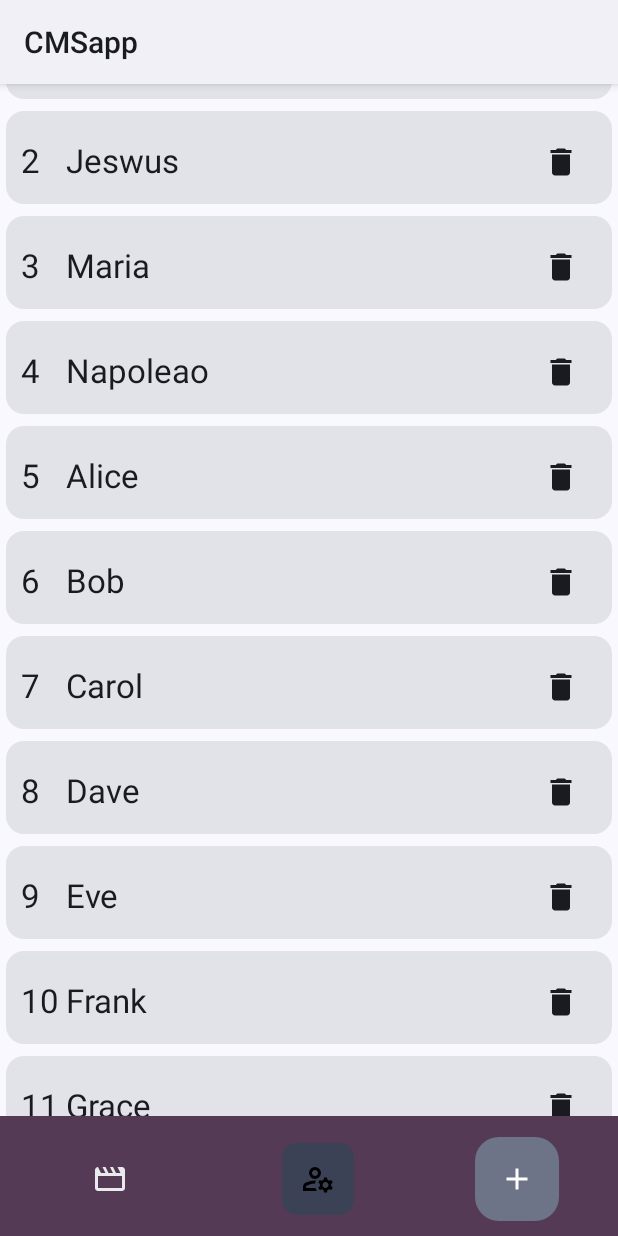
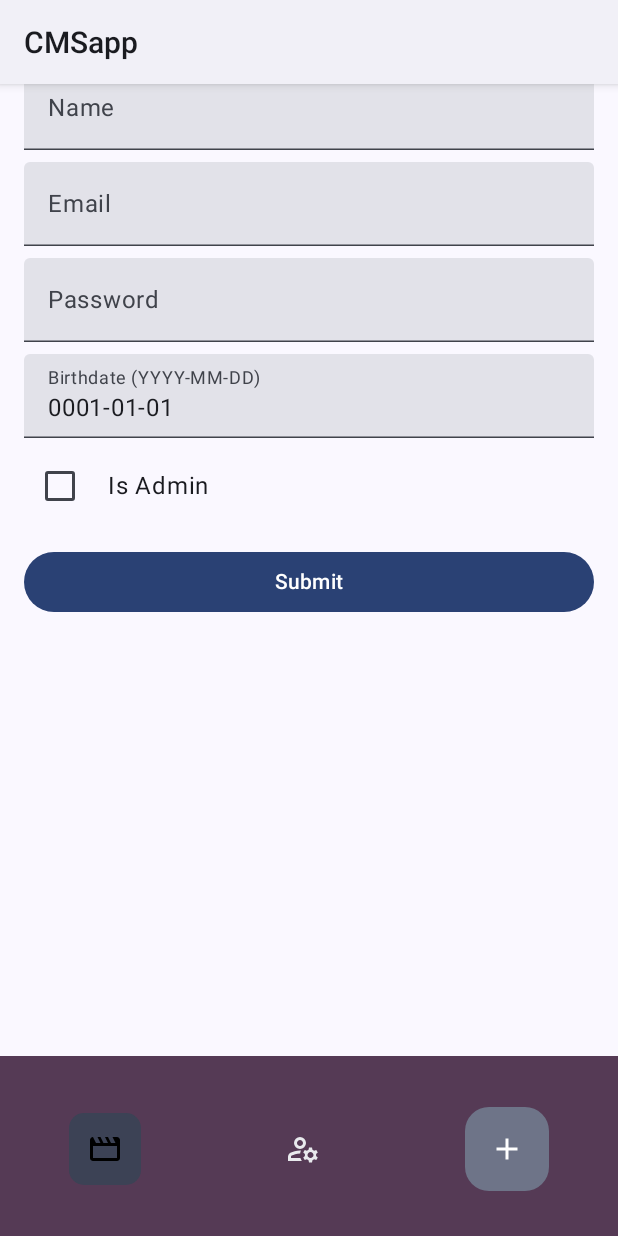
Before and after one commit to JGOPN/Video-Streaming-CMS-App, an Android app built with Jetpack Compose: the MainScreen screen opened through its navigation route, after a tap on "Localized description", on a phone screen of 412 x 824 dp. Run offline under Robolectric (Android 15) with nearby library versions, the phone set to English and light mode, and no system bars; 2 other taps on this screen came first.

Commit message:
Added create user screen, changes to MainViewModel

```diff
--- a/app/build.gradle.kts
+++ b/app/build.gradle.kts
@@ -10,7 +10,7 @@ android {
 
     defaultConfig {
         applicationId = "com.example.cmsapp"
-        minSdk = 24
+        minSdk = 26
         targetSdk = 34
         versionCode = 1
         versionName = "1.0"
--- a/app/src/main/java/com/example/cmsapp/model/User.kt
+++ b/app/src/main/java/com/example/cmsapp/model/User.kt
@@ -1,10 +1,13 @@
 package com.example.cmsapp.model
+
+import java.time.LocalDate
 
 
 data class User(
     val id : Int,
-    val name : String,
+    val username : String,
     val password : String,
     val email : String,
-    val isAdmin : Boolean
+    val isAdmin : Boolean,
+    val birthdate: LocalDate
 )
--- a/app/src/main/java/com/example/cmsapp/ui/auth/AuthForm.kt
+++ /dev/null
@@ -1,4 +0,0 @@
-package com.example.cmsapp.ui.auth
-
-class AuthForm {
-}
--- a/app/src/main/java/com/example/cmsapp/ui/auth/AuthScreen.kt
+++ b/app/src/main/java/com/example/cmsapp/ui/auth/AuthScreen.kt
@@ -10,6 +10,7 @@ import androidx.compose.foundation.layout.fillMaxWidth
 import androidx.compose.foundation.layout.height
 import androidx.compose.foundation.layout.padding
 import androidx.compose.foundation.layout.size
+import androidx.compose.foundation.text.KeyboardOptions
 import androidx.compose.material3.Button
 import androidx.compose.material3.ButtonDefaults
 import androidx.compose.material3.FilledTonalButton
@@ -23,6 +24,8 @@ import androidx.compose.ui.Alignment
 import androidx.compose.ui.Modifier
 import androidx.compose.ui.layout.ContentScale
 import androidx.compose.ui.res.painterResource
+import androidx.compose.ui.text.input.KeyboardType
+import androidx.compose.ui.text.input.PasswordVisualTransformation
 import androidx.compose.ui.tooling.preview.Preview
 import androidx.compose.ui.unit.dp
 import androidx.compose.ui.unit.sp
@@ -41,15 +44,18 @@ fun AuthBaseScreen(onSubmitClick: () -> Unit, onSwitch: () -> Unit, modifier: Mo
             contentDescription = "logo", contentScale = ContentScale.Fit, modifier = Modifier
                 .size(100.dp)
                 .padding(10.dp))
-        TextField(
+        TextField(//TODO: the user can input (enter) which generates a newline
             value = authUiState.username,
             onValueChange = {authViewModel.updateUiState(username = it)},
-            label = { Text("Username") }
+            label = { Text("Username") },
+            singleLine = true
         )
         TextField(
             value = authUiState.password,
             onValueChange = {authViewModel.updateUiState(password = it)},
-            label = { Text("Password") }
+            label = { Text("Password") },
+            visualTransformation = PasswordVisualTransformation(),
+            keyboardOptions = KeyboardOptions(keyboardType = KeyboardType.Password)
         )
         Spacer(modifier = Modifier.height(20.dp))
 
@@ -86,6 +92,7 @@ fun LoginScreen(onSubmitClick: () -> Unit, onSwitch: () -> Unit, isEnabled : Boo
 
 @Composable
 fun RegisterScreen(onSubmitClick: () -> Unit, onSwitch: () -> Unit, modifier: Modifier){
+    /*TODO: add email, yob*/
         Row(modifier = Modifier.fillMaxWidth(), horizontalArrangement = Arrangement.SpaceEvenly, verticalAlignment = Alignment.CenterVertically) {
             FilledTonalButton(
                 onClick = onSwitch,
--- /dev/null
+++ b/app/src/main/java/com/example/cmsapp/ui/main/AddUserScreen.kt
@@ -0,0 +1,117 @@
+package com.example.cmsapp.ui.main
+
+import androidx.compose.foundation.layout.Arrangement
+import androidx.compose.foundation.layout.Column
+import androidx.compose.foundation.layout.Row
+import androidx.compose.foundation.layout.Spacer
+import androidx.compose.foundation.layout.fillMaxSize
+import androidx.compose.foundation.layout.fillMaxWidth
+import androidx.compose.foundation.layout.height
+import androidx.compose.foundation.layout.padding
+import androidx.compose.foundation.text.KeyboardOptions
+import androidx.compose.material3.Button
+import androidx.compose.material3.Checkbox
+import androidx.compose.material3.MaterialTheme
+import androidx.compose.material3.Text
+import androidx.compose.material3.TextField
+import androidx.compose.runtime.Composable
+import androidx.compose.runtime.collectAsState
+import androidx.compose.runtime.getValue
+import androidx.compose.ui.Alignment
+import androidx.compose.ui.Modifier
+import androidx.compose.ui.text.input.KeyboardType
+import androidx.compose.ui.text.input.PasswordVisualTransformation
+import androidx.compose.ui.tooling.preview.Preview
+import androidx.compose.ui.unit.dp
+import com.example.cmsapp.data.Datasource
+import com.example.cmsapp.model.User
+import com.example.cmsapp.ui.theme.CMSappTheme
+import java.time.LocalDate
+
+
+@Composable
+fun AddUserScreen(//TODO: make this look nicer
+    onSubmit: (User) -> Unit,
+    //viewModel : MainViewModel,
+    userEntryState: UserEntryState,
+    onUpdate : (User) -> Unit
+) {
+    //val userEntryState by viewModel.userEntryState.collectAsState()
+    val userEntry = userEntryState.userEntry
+
+    Column(
+        modifier = Modifier
+            .fillMaxSize()
+            .padding(16.dp),
+        verticalArrangement = Arrangement.Top,
+        horizontalAlignment = Alignment.CenterHorizontally
+    ) {
+        Text(text = "Add a new User", style = MaterialTheme.typography.titleLarge)
+        TextField(
+            value = userEntry.username,
+            onValueChange = {  onUpdate(userEntry.copy(username = it)) },
+            label = { Text(text="Name") },
+            modifier = Modifier.fillMaxWidth(),
+            singleLine = true
+        )
+        Spacer(modifier = Modifier.height(8.dp))
+        TextField(
+            value = userEntry.email,
+            onValueChange = { onUpdate(userEntry.copy(email = it)) },
+            label = { Text("Email") },
+            modifier = Modifier.fillMaxWidth(),
+            keyboardOptions = KeyboardOptions(keyboardType = KeyboardType.Email),
+            singleLine = true
+        )
+        Spacer(modifier = Modifier.height(8.dp))
+        TextField(
+            value = userEntry.password,
+            onValueChange = { onUpdate(userEntry.copy(password = it)) },
+            label = { Text("Password") },
+            modifier = Modifier.fillMaxWidth(),
+            visualTransformation = PasswordVisualTransformation(),
+            keyboardOptions = KeyboardOptions(keyboardType = KeyboardType.Password)
+        )
+        Spacer(modifier = Modifier.height(8.dp))
+        TextField(//use datepicker instead?
+            value = userEntry.birthdate.toString(),
+            onValueChange = { onUpdate(userEntry.copy(birthdate = userEntry.birthdate))},
+            label = { Text("Birthdate (YYYY-MM-DD)") },
+            modifier = Modifier.fillMaxWidth(),
+            keyboardOptions = KeyboardOptions(keyboardType = KeyboardType.Number)
+        )
+        Spacer(modifier = Modifier.height(8.dp))
+        Row(
+            verticalAlignment = Alignment.CenterVertically,
+            modifier = Modifier.fillMaxWidth()
+        ) {
+            Checkbox(
+                checked = userEntry.isAdmin,
+                onCheckedChange = {onUpdate(userEntry.copy(isAdmin=it)) }
+            )
+            Text(text = "Is Admin", modifier = Modifier.padding(start = 8.dp))
+        }
+        Spacer(modifier = Modifier.height(16.dp))
+        Button(
+            onClick = {
+                if (userEntry.username.isNotEmpty() && userEntry.email.isNotEmpty() && userEntry.password.isNotEmpty()) {
+                    val user = User(id = 0, username = userEntry.username, email = userEntry.email, password = userEntry.password, isAdmin = userEntry.isAdmin, birthdate = LocalDate.of(1991,1,1))
+                    onSubmit(user)
+                } else {
+                    // Handle validation error
+                }
+            },
+            modifier = Modifier.fillMaxWidth()
+        ) {
+            Text(text = "Submit")
+        }
+    }
+}
+
+@Preview(showBackground = true)
+@Composable
+fun AddUserPreview() {
+    CMSappTheme{
+        AddUserScreen({}, userEntryState = UserEntryState(Datasource.users[0]),{})
+    }
+}
--- a/app/src/main/java/com/example/cmsapp/ui/main/MainScreen.kt
+++ b/app/src/main/java/com/example/cmsapp/ui/main/MainScreen.kt
@@ -1,5 +1,6 @@
 package com.example.cmsapp.ui.main
 
+import android.util.Log
 import androidx.compose.foundation.background
 import androidx.compose.foundation.layout.Arrangement
 import androidx.compose.foundation.layout.Column
@@ -7,6 +8,7 @@ import androidx.compose.foundation.layout.PaddingValues
 import androidx.compose.foundation.layout.Row
 import androidx.compose.foundation.layout.fillMaxSize
 import androidx.compose.foundation.layout.fillMaxWidth
+import androidx.compose.foundation.layout.height
 import androidx.compose.foundation.layout.padding
 import androidx.compose.foundation.layout.width
 import androidx.compose.foundation.lazy.LazyColumn
@@ -46,15 +48,19 @@ import com.example.cmsapp.ui.theme.CMSappTheme
 
 @Composable
 fun MainScreen(mainViewModel: MainViewModel = viewModel()){
+    Log.d("MAIN","MainScreen recompose triggered")
     val mainUiState by mainViewModel.mainUiState.collectAsState()
+    val userEntryState by mainViewModel.userEntryState.collectAsState()
     val isDisplayingUsers = mainUiState.isDisplayingUsers
     Scaffold(
         bottomBar = { CMSBottomAppBar(
             mainUiState,
-            mainViewModel::setIsDisplayingUsers,
-            {}
+            onClickAppbarIcon = mainViewModel::setIsDisplayingUsers,
+            onClickAppbarAddIcon = mainViewModel::setCurrentScreen
         ) },
     ) { innerPadding ->
+        when(mainUiState.currentScreen) {
+            MainScreens.UserList, MainScreens.MovieList ->{
                 LazyCardList(
                     isDisplayingUsers,
                     mainUiState.expandedCardId,
@@ -62,10 +68,27 @@ fun MainScreen(mainViewModel: MainViewModel = viewModel()){
                     innerPadding = innerPadding
                 )
             }
+            MainScreens.AddUser, MainScreens.AddMovie -> {
+                AddUserScreen(
+                    onSubmit = {},
+                    //viewModel = mainViewModel,
+                    userEntryState = userEntryState,
+                    onUpdate = mainViewModel::updateUserEntryState
+                )
+            }
+        }
+    }
 }
 
 @Composable
-fun LazyCardList(isDisplayingUsers: Boolean, expandedCard : Int, onClickCard : (Int) -> Unit, users: List<User> = Datasource.users, movies: List<Movie> = Datasource.movies, innerPadding : PaddingValues){
+fun LazyCardList(
+    isDisplayingUsers: Boolean,
+    expandedCard: Int,
+    onClickCard: (Int) -> Unit,
+    users: List<User> = Datasource.users,
+    movies: List<Movie> = Datasource.movies,
+    innerPadding: PaddingValues,
+){
     LazyColumn(modifier = Modifier
         .padding(innerPadding)
         .fillMaxSize()) {
@@ -111,7 +134,7 @@ fun UserCard(user: User, isExpanded : Boolean = false, onClick : (Int) -> Unit,
             horizontalArrangement = Arrangement.SpaceBetween,
             modifier = modifier
                 .fillMaxWidth()
-                .padding(6.dp,6.dp,6.dp,0.dp)
+                .padding(6.dp, 6.dp, 6.dp, 0.dp)
         ) {
             Row{
                 //use two rows to align the last icon to the right, suggested by chat.
@@ -123,7 +146,7 @@ fun UserCard(user: User, isExpanded : Boolean = false, onClick : (Int) -> Unit,
                 }
                 Column {
                     Text(
-                        text = user.name,
+                        text = user.username,
                         style = MaterialTheme.typography.titleLarge,
                     )
                 }
@@ -142,7 +165,7 @@ fun UserCard(user: User, isExpanded : Boolean = false, onClick : (Int) -> Unit,
             horizontalArrangement = Arrangement.SpaceBetween,
             modifier = modifier
                 .fillMaxWidth()
-                .padding(6.dp,0.dp,6.dp,6.dp)
+                .padding(6.dp, 0.dp, 6.dp, 6.dp)
         ){
             Column {
                 Text(
@@ -202,7 +225,7 @@ fun MovieCard(movie: Movie, isExpanded : Boolean = false, onClick : (Int) -> Uni
             horizontalArrangement = Arrangement.SpaceBetween,
             modifier = modifier
                 .fillMaxWidth()
-                .padding(6.dp,0.dp,6.dp,6.dp)
+                .padding(6.dp, 0.dp, 6.dp, 6.dp)
         ){
             Column {
                 Text(
@@ -222,12 +245,10 @@ fun MovieCard(movie: Movie, isExpanded : Boolean = false, onClick : (Int) -> Uni
 
 @Composable
 //onClickAppbarIcon refers to selecting videos or users. onClickAppbarAddIcon refers to the add icon.
-fun CMSBottomAppBar(mainUiState: MainUiState, onClickAppbarIcon : (Boolean) -> Unit, onClickAppbarAddIcon: () -> Unit){
+fun CMSBottomAppBar(mainUiState: MainUiState, onClickAppbarIcon : (Boolean) -> Unit, onClickAppbarAddIcon: (MainScreens) -> Unit){
     val isDisplayingUsers = mainUiState.isDisplayingUsers
-    BottomAppBar(containerColor = MaterialTheme.colorScheme.tertiary) {
-        val iconModifier = Modifier
-            .padding(10.dp)
-            .clip(RoundedCornerShape(10.dp))
+    BottomAppBar(containerColor = MaterialTheme.colorScheme.tertiary, modifier = Modifier.height(120.dp)) {
+        val iconModifier = Modifier.padding(0.dp).clip(RoundedCornerShape(10.dp))
         Row(
             horizontalArrangement = Arrangement.SpaceAround,
             verticalAlignment = Alignment.CenterVertically,
@@ -254,7 +275,11 @@ fun CMSBottomAppBar(mainUiState: MainUiState, onClickAppbarIcon : (Boolean) -> U
                 )
             }
             FloatingActionButton(
-                onClick = { /* do something */ },
+                onClick = { onClickAppbarAddIcon(
+                    if(mainUiState.currentScreen == MainScreens.UserList)
+                        MainScreens.AddUser
+                    else MainScreens.AddMovie
+                ) },
                 containerColor = BottomAppBarDefaults.bottomAppBarFabColor,
                 elevation = FloatingActionButtonDefaults.bottomAppBarFabElevation()
             ) {
--- a/app/src/main/java/com/example/cmsapp/ui/main/MainViewModel.kt
+++ b/app/src/main/java/com/example/cmsapp/ui/main/MainViewModel.kt
@@ -1,15 +1,34 @@
 package com.example.cmsapp.ui.main
 
 import androidx.lifecycle.ViewModel
+import com.example.cmsapp.model.User
 import kotlinx.coroutines.flow.MutableStateFlow
 import kotlinx.coroutines.flow.StateFlow
 import kotlinx.coroutines.flow.asStateFlow
 import kotlinx.coroutines.flow.update
+import java.time.LocalDate
+
+enum class MainScreens{
+    UserList,
+    MovieList,
+    AddUser,
+    AddMovie
+}
 
 class MainViewModel( /*private val itemsRepository: ItemsRepository */ ) : ViewModel() {
 
+
     private val _mainUiState = MutableStateFlow(MainUiState())
     val mainUiState: StateFlow<MainUiState> = _mainUiState.asStateFlow()
+
+    private val _userEntryState = MutableStateFlow(UserEntryState())
+    val userEntryState: StateFlow<UserEntryState> = _userEntryState.asStateFlow()
+
+    fun setCurrentScreen(screen: MainScreens){
+        _mainUiState.update {
+            MainUiState(currentScreen = screen)
+        }
+    }
 
     fun setIsDisplayingUsers(value : Boolean = false){
         /*Toggles between videos/users list. true = user list, false = video list*/
@@ -24,18 +43,22 @@ class MainViewModel( /*private val itemsRepository: ItemsRepository */ ) : ViewM
         }
     }
 
-    /*fun updateUiState(username : String = _mainUiState.value.username, password: String =  _mainUiState.value.password) {
-        _mainUiState.update { currentState ->
-            currentState.copy(
-                username = username,
-                password = password
-            )
+    fun updateUserEntryState(
+        userEntry: User = _userEntryState.value.userEntry
+    ) {
+        _userEntryState.update {
+            UserEntryState(userEntry)
         }
-    }*/
+    }
 
 }
 
 data class MainUiState(
-    val isDisplayingUsers : Boolean = false,
-    val expandedCardId : Int = -1
+    val isDisplayingUsers : Boolean = false, //true = is showing userlist, false = is showing movielist
+    val expandedCardId : Int = -1,  //id for the selected movie or user card
+    val currentScreen : MainScreens = MainScreens.UserList
 )
+
+data class UserEntryState(
+   val userEntry : User = User(0,"","","",false, LocalDate.of(1,1,1))
+)
--- a/app/src/main/java/com/example/cmsapp/ui/navigation/CMSNavGraph.kt
+++ b/app/src/main/java/com/example/cmsapp/ui/navigation/CMSNavGraph.kt
@@ -24,7 +24,7 @@ fun CMSNavGraph(navController: NavHostController,
                 modifier: Modifier = Modifier) {
     val backStackEntry by navController.currentBackStackEntryAsState()
     val currentScreen = CMSDestinations.valueOf(
-        backStackEntry?.destination?.route ?: CMSDestinations.Login.name
+        backStackEntry?.destination?.route ?: CMSDestinations.Main.name
     )
     NavHost(
         navController = navController,
```
Also changed, not shown: app/src/main/java/com/example/cmsapp/data/Datasource.kt (+16 -15 lines). Lines whose indentation alone changed are shown as unchanged.
